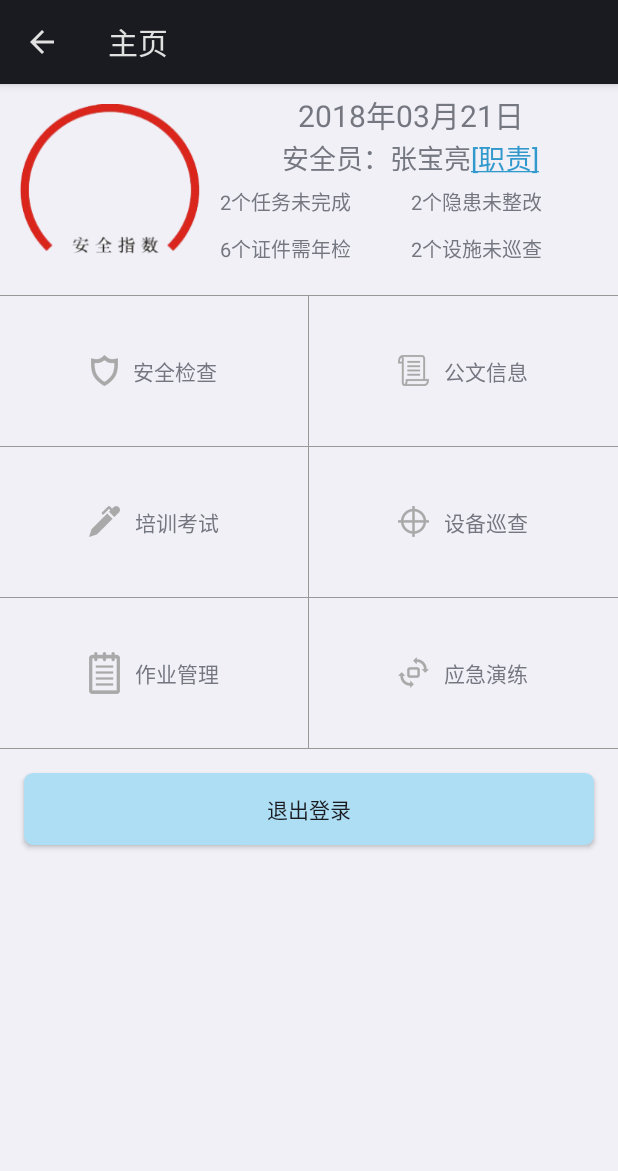
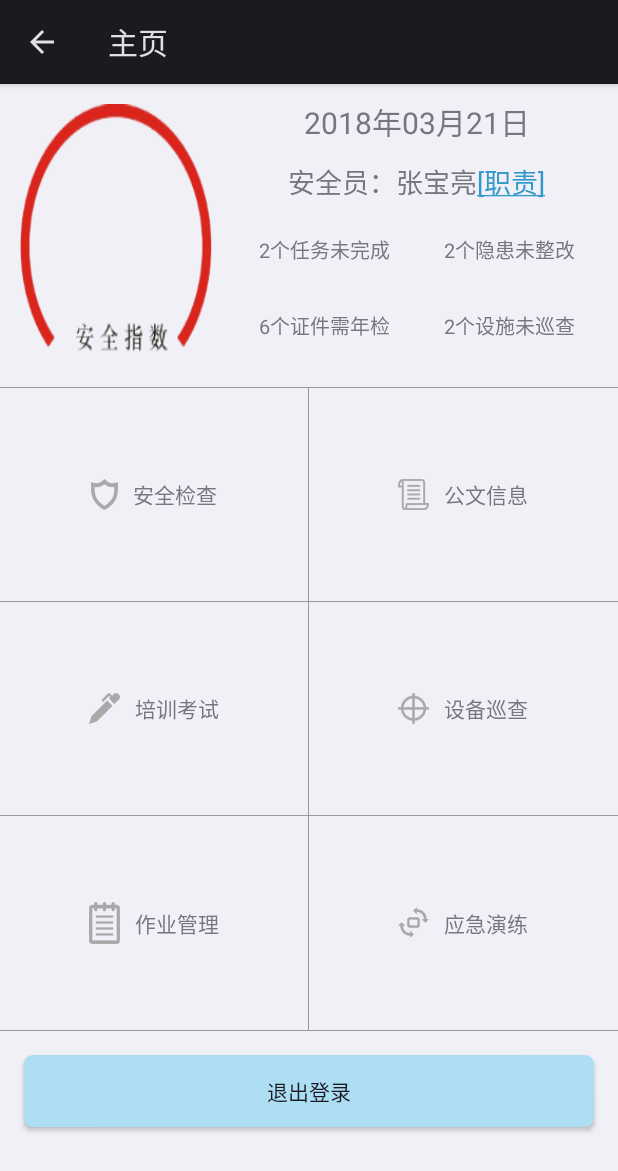
Before and after one commit to a443934876/AnGuanTong, an Android app: the HomePageActivity screen opened directly, with no data from a screen before it, on a phone screen of 412 x 824 dp. Shown: the top 1171 px of the screen. Run offline under Robolectric (Android 15) with nearby library versions, the phone set to English and light mode, and no system bars; libraries missing offline, so code that uses them is left out: com.tbruyelle.rxpermissions, de.greenrobot.dao, rx.functions; 3 statements that could not run were skipped.

Commit message:
2018年3月21日 17:31:42

```diff
--- a/app/src/main/res/layout/activity_main.xml
+++ b/app/src/main/res/layout/activity_main.xml
@@ -3,39 +3,18 @@
     android:layout_width="match_parent"
     android:layout_height="match_parent"
     android:background="@drawable/bg"
-    android:orientation="vertical" >
+    android:orientation="vertical">
 
     <LinearLayout
         android:layout_width="match_parent"
-        android:layout_height="200dp" >
+        android:layout_height="0dp"
+        android:layout_weight="2">
 
         <ImageView
             android:layout_width="match_parent"
-            android:layout_height="wrap_content"
+            android:layout_height="match_parent"
             android:scaleType="centerCrop"
             android:src="@drawable/login_title_icon" />
-        <!-- <LinearLayout -->
-        <!-- android:layout_width="wrap_content" -->
-        <!-- android:layout_height="wrap_content" -->
-        <!-- android:orientation="vertical" > -->
-
-
-        <!-- <ImageView -->
-        <!-- android:layout_width="wrap_content" -->
-        <!-- android:layout_height="wrap_content" -->
-        <!-- android:src="@drawable/dargon108" /> -->
-
-
-        <!-- <TextView -->
-        <!-- android:layout_width="match_parent" -->
-        <!-- android:layout_height="wrap_content" -->
-        <!-- android:layout_marginTop="5dip" -->
-        <!-- android:gravity="center" -->
-        <!-- android:text="wisdomsoft" -->
-        <!-- android:textColor="#000000" -->
-        <!-- android:id="@+id/tttttt" -->
-        <!-- android:textSize="16px" /> -->
-        <!-- </LinearLayout> -->
     </LinearLayout>
 
     <LinearLayout
@@ -43,11 +22,11 @@
         android:layout_height="0dp"
         android:layout_marginTop="20dp"
         android:layout_weight="2"
-        android:orientation="vertical" >
+        android:orientation="vertical">
 
         <LinearLayout
             android:layout_width="match_parent"
-            android:layout_height="wrap_content" >
+            android:layout_height="wrap_content">
 
             <ImageView
                 android:layout_width="50dp"
@@ -71,7 +50,7 @@
 
         <LinearLayout
             android:layout_width="match_parent"
-            android:layout_height="wrap_content" >
+            android:layout_height="wrap_content">
 
             <ImageView
                 android:layout_width="50dp"
@@ -106,7 +85,7 @@
 
         <LinearLayout
             android:layout_width="match_parent"
-            android:layout_height="wrap_content" >
+            android:layout_height="wrap_content">
 
             <ImageView
                 android:layout_width="50dp"
@@ -142,8 +121,7 @@
             android:layout_width="match_parent"
             android:layout_height="wrap_content"
             android:gravity="center"
-            android:orientation="horizontal" >
-        </LinearLayout>
+            android:orientation="horizontal"></LinearLayout>
 
         <View
             android:layout_width="match_parent"
@@ -171,12 +149,13 @@
     <LinearLayout
         android:layout_width="match_parent"
         android:layout_height="0dp"
-        android:layout_weight="1" >
+        android:layout_weight="1">
 
         <TextView
             android:layout_width="match_parent"
             android:layout_height="match_parent"
-            android:gravity="center_horizontal"
+            android:gravity="center"
+
             android:text="福建省仲能网络科技有限公司"
             android:textSize="14sp" />
     </LinearLayout>
--- a/app/src/main/res/layout/homepage_view.xml
+++ b/app/src/main/res/layout/homepage_view.xml
@@ -6,14 +6,16 @@
 
     <LinearLayout
         android:layout_width="match_parent"
-        android:layout_height="wrap_content"
+        android:layout_height="0dp"
+        android:layout_weight="1"
         android:orientation="horizontal"
         android:padding="5dp" >
 
         <TextView
+            android:layout_weight="1"
             android:id="@+id/gwlist_arc_progress"
-            android:layout_width="120dp"
-            android:layout_height="100dp"
+            android:layout_width="0dp"
+            android:layout_height="match_parent"
             android:background="@drawable/safetyindex00"
             android:layout_margin="8dp"
             android:textSize="24sp"
@@ -21,21 +23,24 @@
             />
 
         <LinearLayout
-            android:layout_width="match_parent"
-            android:layout_height="wrap_content"
+            android:layout_weight="2"
+            android:layout_width="0dp"
+            android:layout_height="match_parent"
             android:orientation="vertical" >
 
             <TextView
                 android:id="@+id/gwlist_title_date"
                 android:layout_width="match_parent"
-                android:layout_height="wrap_content"
+                android:layout_height="0dp"
+                android:layout_weight="1"
                 android:gravity="center"
                 android:text="2014年12月12日"
                 android:textSize="20sp" />
 
             <LinearLayout
                 android:layout_width="match_parent"
-                android:layout_height="wrap_content"
+                android:layout_height="0dp"
+                android:layout_weight="1"
                 android:gravity="center"
                 android:orientation="horizontal" >
 
@@ -64,12 +69,14 @@
 
             <LinearLayout
                 android:layout_width="match_parent"
-                android:layout_height="wrap_content"
+                android:layout_height="0dp"
+                android:layout_weight="1"
                 android:layout_margin="5dp"
                 android:gravity="center"
                 android:orientation="horizontal" >
 
                 <TextView
+                    android:gravity="center"
                     android:layout_width="0dp"
                     android:layout_height="wrap_content"
                     android:layout_weight="1"
@@ -77,6 +84,7 @@
                     android:textSize="13sp" />
 
                 <TextView
+                    android:gravity="center"
                     android:layout_width="0dp"
                     android:layout_height="wrap_content"
                     android:layout_weight="1"
@@ -86,12 +94,14 @@
 
             <LinearLayout
                 android:layout_width="match_parent"
-                android:layout_height="wrap_content"
+                android:layout_height="0dp"
+                android:layout_weight="1"
                 android:layout_margin="5dp"
                 android:gravity="center"
                 android:orientation="horizontal" >
 
                 <TextView
+                    android:gravity="center"
                     android:layout_width="0dp"
                     android:layout_height="wrap_content"
                     android:layout_weight="1"
@@ -99,6 +109,7 @@
                     android:textSize="13sp" />
 
                 <TextView
+                    android:gravity="center"
                     android:layout_width="0dp"
                     android:layout_height="wrap_content"
                     android:layout_weight="1"
@@ -108,13 +119,16 @@
         </LinearLayout>
     </LinearLayout>
 
-    <ScrollView
+    <LinearLayout
+        android:orientation="vertical"
         android:layout_width="match_parent"
-        android:layout_height="wrap_content" >
+        android:layout_height="0dp"
+        android:layout_weight="3">
 
         <LinearLayout
             android:layout_width="match_parent"
-            android:layout_height="wrap_content"
+            android:layout_height="0dp"
+            android:layout_weight="9"
             android:layout_marginTop="10dp"
             android:orientation="vertical" >
 
@@ -132,7 +146,7 @@
                 <LinearLayout
                     android:id="@+id/hp_aqjc"
                     android:layout_width="0dp"
-                    android:layout_height="100dp"
+                    android:layout_height="match_parent"
                     android:layout_weight="1"
                     android:gravity="center"
                     android:onClick="hpClick" >
@@ -157,7 +171,7 @@
                 <LinearLayout
                     android:id="@+id/hp_gwxx"
                     android:layout_width="0dp"
-                    android:layout_height="100dp"
+                    android:layout_height="match_parent"
                     android:layout_weight="1"
                     android:gravity="center"
                     android:onClick="hpClick" >
@@ -189,7 +203,7 @@
                 <LinearLayout
                     android:id="@+id/hp_pxks"
                     android:layout_width="0dp"
-                    android:layout_height="100dp"
+                    android:layout_height="match_parent"
                     android:layout_weight="1"
                     android:gravity="center"
                     android:onClick="hpClick" >
@@ -214,7 +228,7 @@
                 <LinearLayout
                     android:id="@+id/hp_sbxc"
                     android:layout_width="0dp"
-                    android:layout_height="100dp"
+                    android:layout_height="match_parent"
                     android:layout_weight="1"
                     android:gravity="center"
                     android:onClick="hpClick" >
@@ -246,7 +260,7 @@
                 <LinearLayout
                     android:id="@+id/hp_zygl"
                     android:layout_width="0dp"
-                    android:layout_height="100dp"
+                    android:layout_height="match_parent"
                     android:layout_weight="1"
                     android:gravity="center"
                     android:onClick="hpClick" >
@@ -271,7 +285,7 @@
                 <LinearLayout
                     android:id="@+id/hp_yjyl"
                     android:layout_width="0dp"
-                    android:layout_height="100dp"
+                    android:layout_height="match_parent"
                     android:layout_weight="1"
                     android:gravity="center"
                     android:onClick="hpClick" >
@@ -303,7 +317,13 @@
                 android:id="@+id/homepage_exit"
                 android:text="退出登录"/>
         </LinearLayout>
+        <LinearLayout
+            android:layout_width="match_parent"
+            android:layout_height="0dp"
+            android:layout_weight="1">
 
-    </ScrollView>
+        </LinearLayout>
+
+    </LinearLayout>
 
 </LinearLayout>
```
